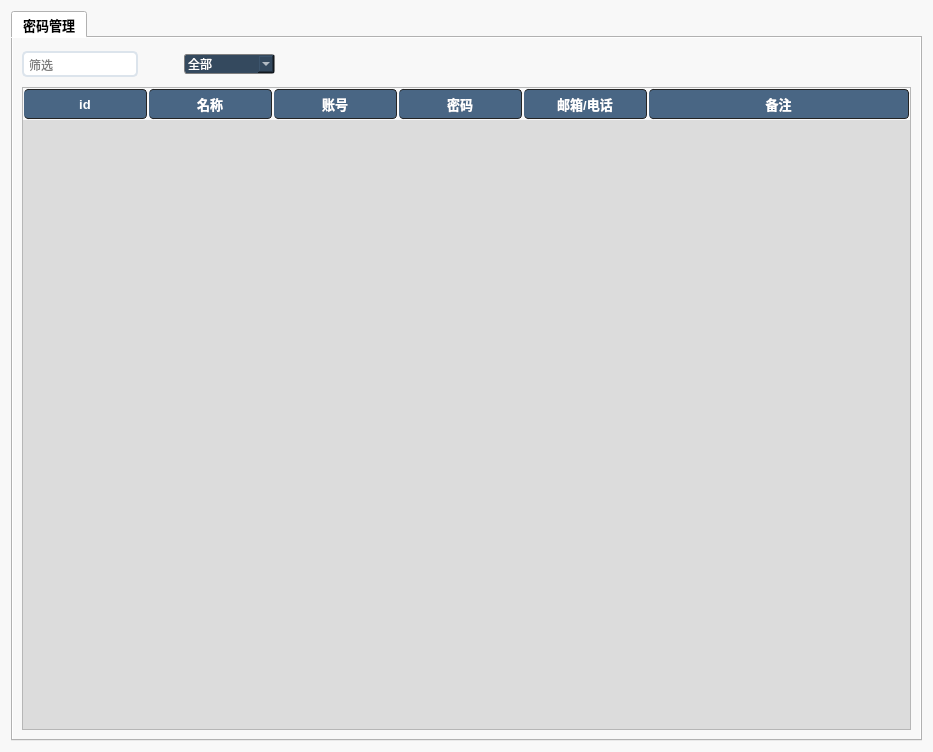
First picture: the form in gui/MainGUI.ui, repository Malloc-Luo/py-passwordmanager, before the edit.
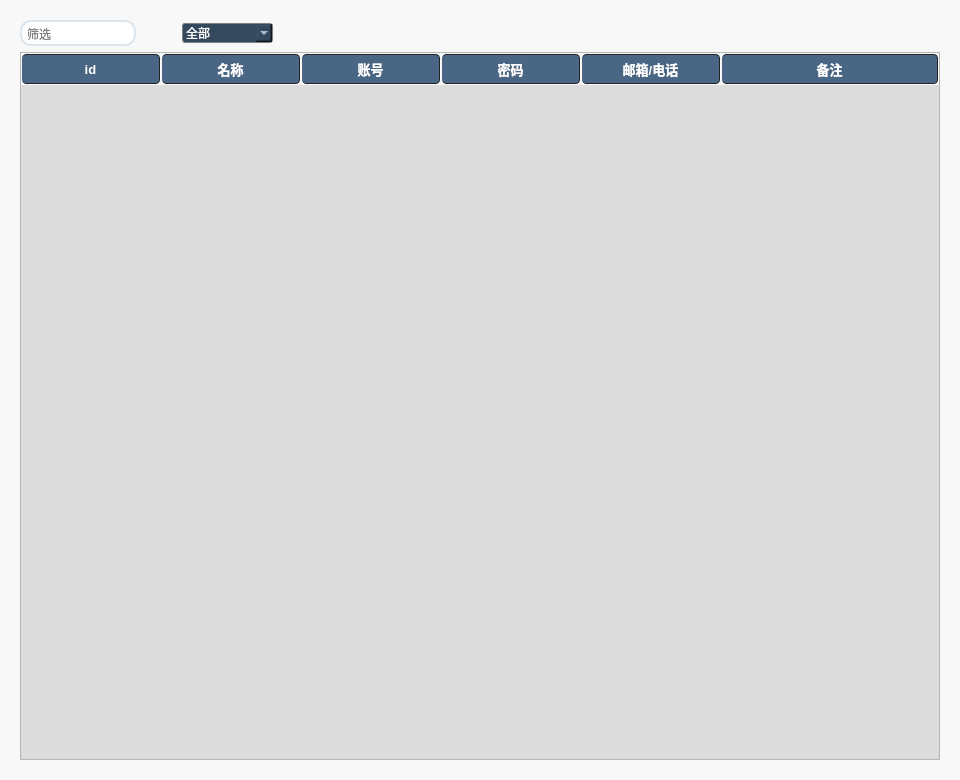
Second picture: the form after the edit. Icons and pictures are not drawn.

```diff
--- a/gui/MainGUI.ui
+++ b/gui/MainGUI.ui
@@ -6,8 +6,8 @@
    <rect>
     <x>0</x>
     <y>0</y>
-    <width>933</width>
-    <height>752</height>
+    <width>960</width>
+    <height>780</height>
    </rect>
   </property>
   <property name="windowTitle">
@@ -18,7 +18,14 @@
     <normaloff>:/mainui/icon/MainIcon.ico</normaloff>:/mainui/icon/MainIcon.ico</iconset>
   </property>
   <property name="styleSheet">
-   <string notr="true">background:rgb(248, 248, 248);</string>
+   <string notr="true">QWidget {background:rgb(248, 248, 248);}
+
+QToolTip{
+	border:0px solid rgb(118, 118, 118); 
+	background-color: #ffffff;
+	color:#484848; 
+}
+</string>
   </property>
   <layout class="QGridLayout" name="gridLayout">
    <item row="0" column="0">
@@ -32,31 +39,173 @@
       </font>
      </property>
      <property name="styleSheet">
-      <string notr="true">QPushButton {
-    border-style:none;
-    padding:10px;
-    border-radius:8px;
-    color:#FFFFFF;
-    background:#34495E;
+      <string notr="true">QTabWidget::pane {
+    border-color: #cccccc;
 }
-QPushButton:hover {
-    color:#4E6D8C;
-    background:#e5e5e5;
-	border:2px solid #34495E;
+QTabBar::tab {
+    min-width:90px;
+    color: #333333;
+    border: 2px solid;
+	padding:2px;
+	border-radius:5px;
+	background-color:qlineargradient(spread:pad, x1:0, y1:0, x2:1, y2:1, stop:0.494737 rgba(220, 220, 220, 255), stop:1 rgba(255, 255, 255, 255));
+	border-color:rgb(220, 220, 220);
+	margin-right:2px;
 }
-QPushButton:pressed {
-    color:#000000;
-    background:#B8C6D1;
+
+QTabBar::tab:selected{
+    /*min-width:120px;
+    margin-left:50px;
+    margin-right:50px;
+    min-height:40px;*/
+    color: #1296DB;
+    border-top: 2px solid;
+    border-color: white;
+	border-top-color:#1296DB;
+	background-color:white;
+}
+QTabBar::tab:hover {
+	color:#1296DB;
+}
+
+QCheckBox {
+    padding: 2px;margin: 2px;
+	background:Transparent;
+}
+QCheckBox::indicator {
+    width: 15px;
+    height: 15px;
+}
+QCheckBox::indicator:unchecked {
+    border-radius:4px;
+	border-style:solid;
+	border-width:2px;
+	border-color:#34495E;
+  	background-color:rgb(255,255,255);
+}
+QCheckBox::indicator:checked {
+	border-radius:4px;
+	border-style:solid;
+	border-width:2px;
+	border-color:#0078d7; 
+	image: url(:/mainui/icon/selected.png);
+}
+QCheckBox::indicator:hover{
+	border-color:#0078d7; 
+}
+QCheckBox:hover {
+	color:rgb(0, 0, 216);
+}
+
+/*
+ * SpinBox 
+ */
+QSpinBox {
+	border-style:solid;
+	border-width:2px;
+	border-radius:6px;
+	border-color:#34495E;
+	padding-left:3px;
+	padding-right:3px;
+	margin: 1px;
+}
+QSpinBox:hover{
+	color:rgb(0, 0, 216);
+	border-color:#0078d7;
+}
+QSpinBox::up-button {
+    padding:1px;
+    background-color:transparent;
+}
+QSpinBox::down-button {
+    padding:1px;
+    background-color:transparent;
+}
+QSpinBox::down-button {
+    padding:1px;
+    background-color:transparent;
+}
+/* 向上箭头*/
+QSpinBox::up-arrow {
+	image:url(:/mainui/icon/up1.png);
+	height: 15px;
+}
+QSpinBox::up-arrow:hover {
+	
+	image: url(:/mainui/icon/up0.png);
+	height: 15px;
+}
+QSpinBox::up-arrow:pressed {
+	
+	image: url(:/mainui/icon/up0.png);
+	height: 13px;
+}
+/*向下箭头*/
+QSpinBox::down-arrow {
+	image: url(:/mainui/icon/down1.png);
+	height: 15px;
+}
+QSpinBox::down-arrow:hover {
+	image: url(:/mainui/icon/down0.png);
+	height: 15px;
+}
+QSpinBox::down-arrow:pressed {
+	image: url(:/mainui/icon/down0.png);
+	height: 13px;
+}
+/*
+ * groupbox
+ */
+QGroupBox {
+	background-color:#E5E5E5;
+	border-color:#E5E5E5;
+	border-radius:20px;
+	padding:3px;
+	margin:5px;
+}
+QGroupBox:hover {
+	background-color:#e6e6e6;
+	padding:5px;
+}
+QGroupBox::title {
+	color: rgb(0, 0, 0);
+	subcontrol-origin: margin;
+	subcontrol-position: top left;
+	left:10px;
+	top:10px;
+	padding: 0px;
+}
+
+QLabel {
+	background:Transparent;
 }
 </string>
      </property>
+     <property name="tabPosition">
+      <enum>QTabWidget::South</enum>
+     </property>
      <property name="tabShape">
       <enum>QTabWidget::Rounded</enum>
      </property>
      <property name="currentIndex">
       <number>0</number>
      </property>
-     <widget class="QWidget" name="tab">
+     <property name="usesScrollButtons">
+      <bool>true</bool>
+     </property>
+     <property name="movable">
+      <bool>true</bool>
+     </property>
+     <property name="tabBarAutoHide">
+      <bool>true</bool>
+     </property>
+     <widget class="QWidget" name="tab0">
+      <attribute name="icon">
+       <iconset resource="src/icons.qrc">
+        <normaloff>:/mainui/icon/mgr1.png</normaloff>
+        <normalon>:/mainui/icon/mgr0.png</normalon>
+        <selectedoff>:/mainui/icon/mgr0.png</selectedoff>:/mainui/icon/mgr1.png</iconset>
+      </attribute>
       <attribute name="title">
        <string>密码管理</string>
       </attribute>
@@ -83,7 +232,7 @@
             <string notr="true">QLineEdit {
 	border-style:none;
 	padding:3px;
-	border-radius:5px;
+	border-radius:11px;
 	border:2px solid #DCE4EC;
 	background:rgb(255, 255, 255);
 }
@@ -183,6 +332,48 @@
            </property>
           </spacer>
          </item>
+         <item>
+          <widget class="QPushButton" name="pbt_about">
+           <property name="sizePolicy">
+            <sizepolicy hsizetype="Minimum" vsizetype="Minimum">
+             <horstretch>0</horstretch>
+             <verstretch>0</verstretch>
+            </sizepolicy>
+           </property>
+           <property name="cursor">
+            <cursorShape>PointingHandCursor</cursorShape>
+           </property>
+           <property name="toolTip">
+            <string>关于</string>
+           </property>
+           <property name="toolTipDuration">
+            <number>0</number>
+           </property>
+           <property name="styleSheet">
+            <string notr="true">QPushButton
+{
+	padding:5px;
+	border: 0px;
+	background-color:transparent;
+	image: url(:/mainui/icon/ab1.png);
+	padding-left:4px;
+}
+QPushButton:hover
+{
+	border: 0px;
+	background-color:transparent;
+	image: url(:/mainui/icon/ab0.png);
+}
+QPushButton:pressed
+{
+	padding:6px;
+}</string>
+           </property>
+           <property name="text">
+            <string/>
+           </property>
+          </widget>
+         </item>
          <item>
           <widget class="QPushButton" name="pbt_setting">
            <property name="sizePolicy">
@@ -197,15 +388,23 @@
            <property name="styleSheet">
             <string notr="true">QPushButton
 {
+	padding:5px;
 	border: 0px;
 	background-color:transparent;
-	image: url(:/mainui/icon/setting2.png);
+	
+	image: url(:/mainui/icon/set1.png);
+	padding-left:4px;
 }
 QPushButton:hover
 {
 	border: 0px;
 	background-color:transparent;
-	image:url(:/mainui/icon/setting.png);
+	
+	image: url(:/mainui/icon/set0.png);
+}
+QPushButton:pressed
+{
+	padding:6px;
 }</string>
            </property>
            <property name="text">
@@ -236,15 +435,21 @@
            <property name="styleSheet">
             <string notr="true">QPushButton
 {
+	padding:5px;
 	border: 0px;
 	background-color:transparent;
 	image: url(:/mainui/icon/delete1.png);
+	padding-left:4px;
 }
 QPushButton:hover
 {
 	border: 0px;
 	background-color:transparent;
 	image: url(:/mainui/icon/delete.png);
+}
+QPushButton:pressed
+{
+	padding:6px;
 }</string>
            </property>
            <property name="text">
@@ -286,12 +491,18 @@
 	border: 0px;
 	background-color:transparent;
 	image: url(:/mainui/icon/add.png);
+	padding:5px;
+	padding-left:4px;
 }
 QPushButton:hover
 {
 	border: 0px;
 	background-color:transparent;
 	image: url(:/mainui/icon/add1.png);
+}
+QPushButton:pressed
+{
+	padding:6px;
 }</string>
            </property>
            <property name="text">
@@ -322,9 +533,11 @@
     border:1px solid #b6b6b6;
     alternate-background-color:#d2d2d2;
     gridline-color:#ffffff;
+	font-family:'consolas,Microsoft YaHei';
+	font-size:10pt;
 }
 QTableWidget::item{
-    border-radius:4px;
+    border-radius:6px;
 }
 QTableWidget::item:selected{
 color:#ffffff;
@@ -394,7 +607,10 @@
           <enum>QAbstractItemView::SelectRows</enum>
          </property>
          <property name="textElideMode">
-          <enum>Qt::ElideMiddle</enum>
+          <enum>Qt::ElideRight</enum>
+         </property>
+         <property name="verticalScrollMode">
+          <enum>QAbstractItemView::ScrollPerPixel</enum>
          </property>
          <property name="gridStyle">
           <enum>Qt::SolidLine</enum>
@@ -409,10 +625,10 @@
           <bool>true</bool>
          </attribute>
          <attribute name="horizontalHeaderMinimumSectionSize">
-          <number>125</number>
+          <number>100</number>
          </attribute>
          <attribute name="horizontalHeaderDefaultSectionSize">
-          <number>125</number>
+          <number>140</number>
          </attribute>
          <attribute name="horizontalHeaderShowSortIndicator" stdset="0">
           <bool>true</bool>
@@ -424,7 +640,7 @@
           <bool>false</bool>
          </attribute>
          <attribute name="verticalHeaderDefaultSectionSize">
-          <number>43</number>
+          <number>40</number>
          </attribute>
          <attribute name="verticalHeaderHighlightSections">
           <bool>true</bool>
```
Left out of the diff: 3 changed lines with no effect on the pictures.
